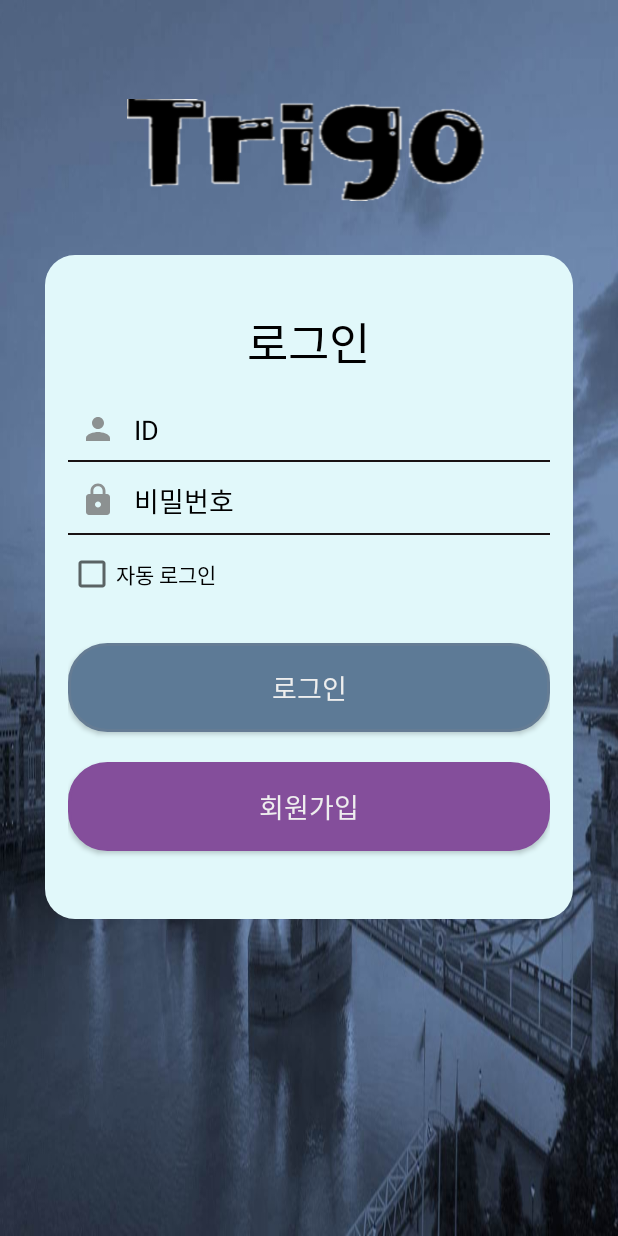
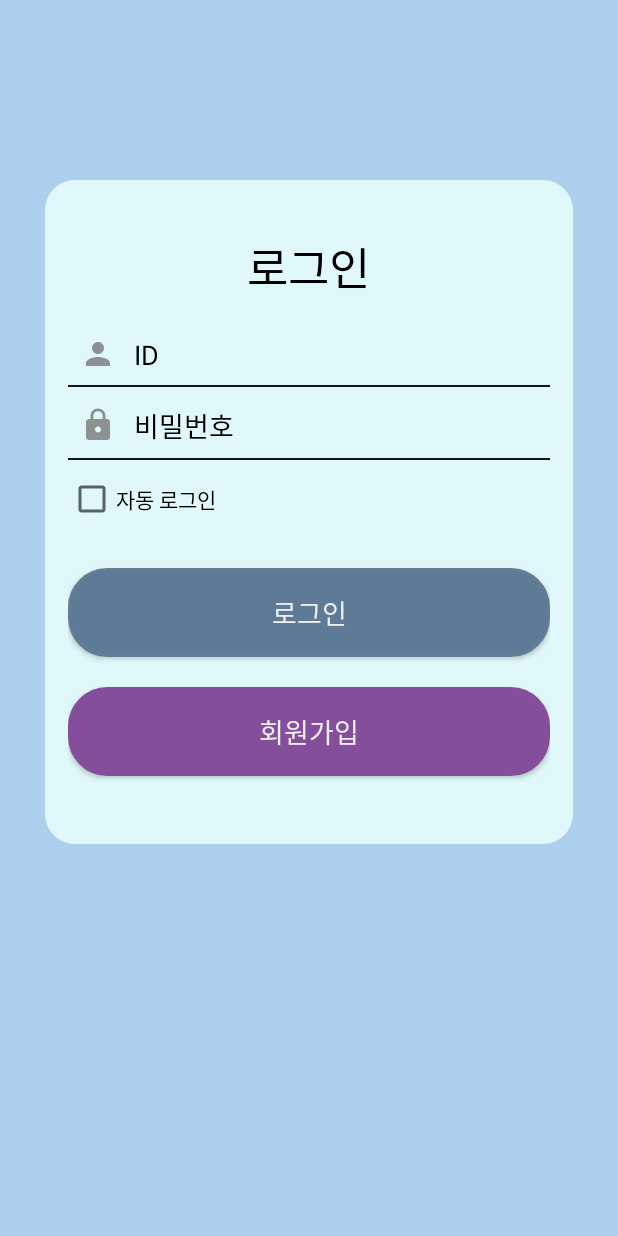
Before and after one commit to wangseop/KotlinChat, an Android app: the layout activity_login.xml on its own in the app's theme, with its tools: preview values and no code run, on a phone screen of 412 x 824 dp. Run offline under Robolectric (Android 15) with nearby library versions, the phone set to English and light mode, and no system bars.

Commit message:
login 화면(xml), 기능(activity) 추가

```diff
--- a/app/src/main/AndroidManifest.xml
+++ b/app/src/main/AndroidManifest.xml
@@ -13,13 +13,16 @@
         android:supportsRtl="true"
         android:theme="@style/AppTheme">
         <activity android:name=".activity.MainActivity"></activity>
-        <activity android:name=".activity.ChatActivity">
+        <activity android:name=".activity.LoginActivity">
             <intent-filter>
                 <action android:name="android.intent.action.MAIN" />
 
                 <category android:name="android.intent.category.LAUNCHER" />
             </intent-filter>
         </activity>
+        <activity android:name=".activity.ChatActivity">
+
+        </activity>
     </application>
 
 </manifest>
--- a/app/src/main/res/layout/activity_login.xml
+++ b/app/src/main/res/layout/activity_login.xml
@@ -7,7 +7,8 @@
     android:paddingRight="10dp"
     android:paddingTop="30dp"
     android:paddingBottom="30dp"
-    android:background="@drawable/splash_img2">
+    android:background="@color/colorPrimary">
+<!--    android:background="@drawable/splash_img2">-->
     <ScrollView
         android:layout_width="match_parent"
         android:layout_height="match_parent">
@@ -17,12 +18,15 @@
             android:orientation="vertical"
             android:padding="20dp">
             <!-- 로고 -->
-            <ImageView
-                android:layout_width="match_parent"
-                android:layout_height="100dp"
-                android:layout_gravity="center_horizontal"
-                android:padding="16dp"
-                android:src="@drawable/logo8"/>
+            <View
+                android:layout_height="50dp"
+                android:layout_width="match_parent"></View>
+<!--            <ImageView-->
+<!--                android:layout_width="match_parent"-->
+<!--                android:layout_height="100dp"-->
+<!--                android:layout_gravity="center_horizontal"-->
+<!--                android:padding="16dp"-->
+<!--                android:src="@drawable/logo8"/>-->
 
             <LinearLayout
                 android:id="@+id/login_thumbnail"
```
Also changed, not shown: app/src/main/java/com/example/kotlinchat/activity/ChatActivity.kt (+4 -4 lines), app/src/main/java/com/example/kotlinchat/activity/LoginActivity.kt (added, +102 -0 lines), app/src/main/java/com/example/kotlinchat/data/user/LoginData.kt (added, +7 -0 lines), app/src/main/java/com/example/kotlinchat/network/NetworkLoginTask.kt (added, +75 -0 lines), 1 other file.
